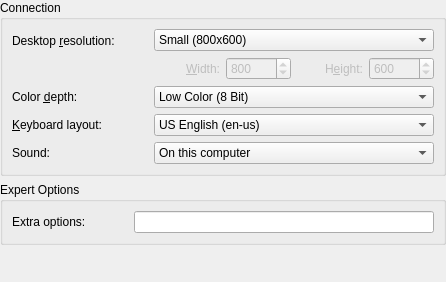
The window that rdp/rdppreferences.ui (KDE/krdc) describes before a commit, drawn with Qt 5.
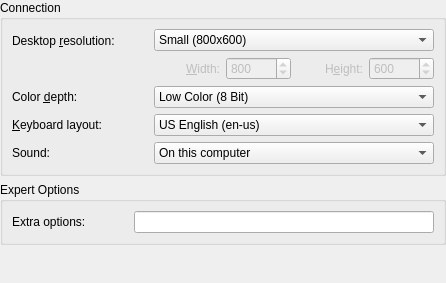
The same window after the commit. Custom widgets are drawn as their Qt base class.

```diff
--- a/rdp/rdppreferences.ui
+++ b/rdp/rdppreferences.ui
@@ -6,7 +6,7 @@
     <x>0</x>
     <y>0</y>
     <width>446</width>
-    <height>282</height>
+    <height>283</height>
    </rect>
   </property>
   <layout class="QVBoxLayout" >
```
Left out of the diff: 4 changed lines with no effect on the pictures.
